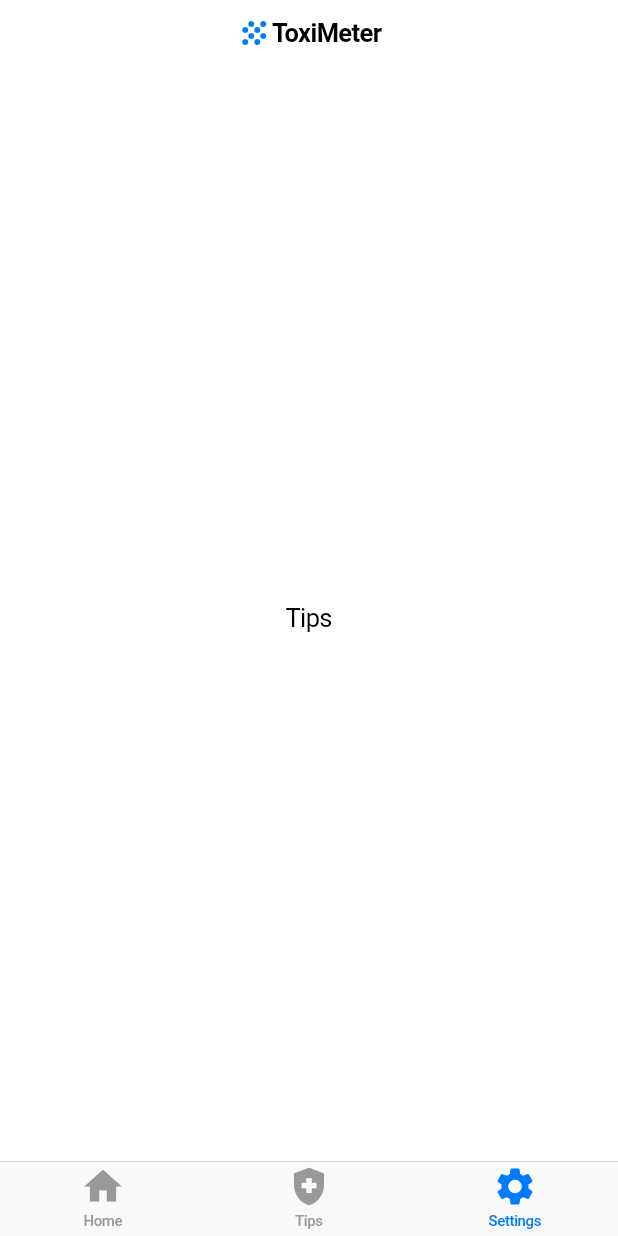
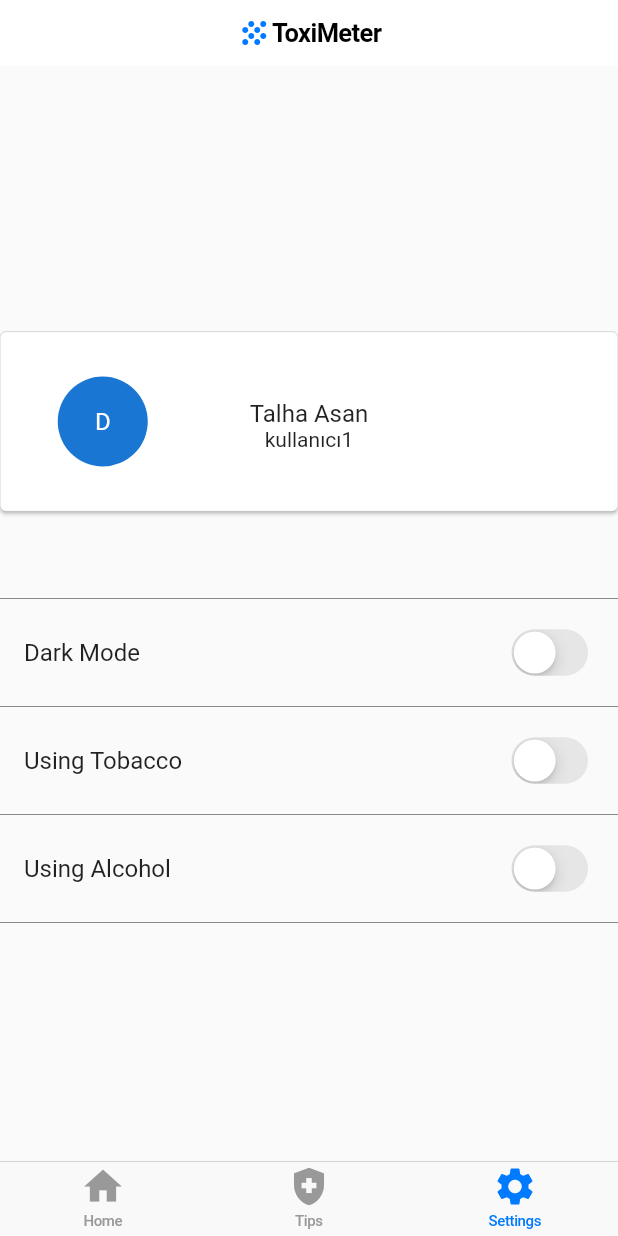
Before and after one commit to log101/Toximeter, a Flutter app: the screen it shows after launch, item 3 of the bottom bar chosen, on a phone screen of 412 x 824 dp. Run offline on Flutter 3.47's test engine with Material 2 defaults, Android fonts, the phone set to English and light mode, and no system bars; our stand-ins replace fl_chart, modal_bottom_sheet; network calls fail.

Commit message:
settings added

```diff
--- /dev/null
+++ b/lib/settings_tab.dart
@@ -0,0 +1,120 @@
+import 'package:flutter/material.dart';
+import 'package:flutter/cupertino.dart';
+
+class SettingsTab extends StatefulWidget {
+  const SettingsTab({Key? key}) : super(key: key);
+
+  @override
+  State<SettingsTab> createState() => _SettingsTabState();
+}
+
+class _SettingsTabState extends State<SettingsTab> {
+  bool status1 = false;
+  bool status2 = false;
+  bool status3 = false;
+
+  @override
+  Widget build(BuildContext context) {
+    return Scaffold(
+      body: Center(
+        child: Column(
+          mainAxisAlignment: MainAxisAlignment.center,
+          crossAxisAlignment: CrossAxisAlignment.center,
+          children: <Widget>[
+            Stack(
+              children: <Widget>[
+                Card(
+                  margin: const EdgeInsets.only(top: 20.0),
+                  child: SizedBox(
+                      height: 120.0,
+                      width: double.infinity,
+                      child: Padding(
+                        padding: const EdgeInsets.only(top: 45.0),
+                        child: Column(
+                          crossAxisAlignment: CrossAxisAlignment.center,
+                          children: <Widget>[
+                            Text(
+                              "Talha Asan",
+                              style: Theme.of(context).textTheme.subtitle1,
+                            ),
+                            Text("kullanıcı1")
+                          ],
+                        ),
+                      )),
+                  //elevation: 8,
+                  //shadowColor: Colors.black,
+                  shape: OutlineInputBorder(
+                      borderSide: BorderSide(color: Colors.black45, width: 0.2)),
+                ),
+                Positioned(
+                  top: 50,
+                  left: .0,
+                  right: 275,
+                  child: Center(
+                    child: CircleAvatar(
+                      radius: 30.0,
+                      child: Text("D"),
+                    ),
+                  ),
+                )
+              ],
+            ),
+            SizedBox(height: 50),
+            Divider(color: Colors.black45),
+            ListTile(
+              title: const Text('Dark Mode'),
+              trailing: CupertinoSwitch(
+                value: status1,
+                onChanged: (bool value) {
+                  setState(() {
+                    status1 = value;
+                  });
+                },
+              ),
+              onTap: () {
+                setState(() {
+                  status1 = !status1;
+                });
+              },
+            ),
+            Divider(color: Colors.black45),
+            ListTile(
+              title: const Text('Using Tobacco'),
+              trailing: CupertinoSwitch(
+                value: status2,
+                onChanged: (bool value) {
+                  setState(() {
+                    status2 = value;
+                  });
+                },
+              ),
+              onTap: () {
+                setState(() {
+                  status2 = !status2;
+                });
+              },
+            ),
+            Divider(color: Colors.black45),
+            ListTile(
+              title: const Text('Using Alcohol'),
+              trailing: CupertinoSwitch(
+                value: status3,
+                onChanged: (bool value) {
+                  setState(() {
+                    status3 = value;
+                  });
+                },
+              ),
+              onTap: () {
+                setState(() {
+                  status3 = !status3;
+                });
+              },
+            ),
+            Divider(color: Colors.black45),
+          ],
+        ),
+      ),
+    );
+  }
+}
--- a/pubspec.yaml
+++ b/pubspec.yaml
@@ -36,6 +36,7 @@ dependencies:
   cupertino_icons: ^1.0.2
   modal_bottom_sheet: ^2.0.0
   fl_chart: ^0.40.0
+  http: ^0.13.3
 
 dev_dependencies:
   flutter_test:
```
Also changed, not shown: lib/main.dart (+36 -11 lines), lib/today_chart.dart (+4 -31 lines), pubspec.lock.
